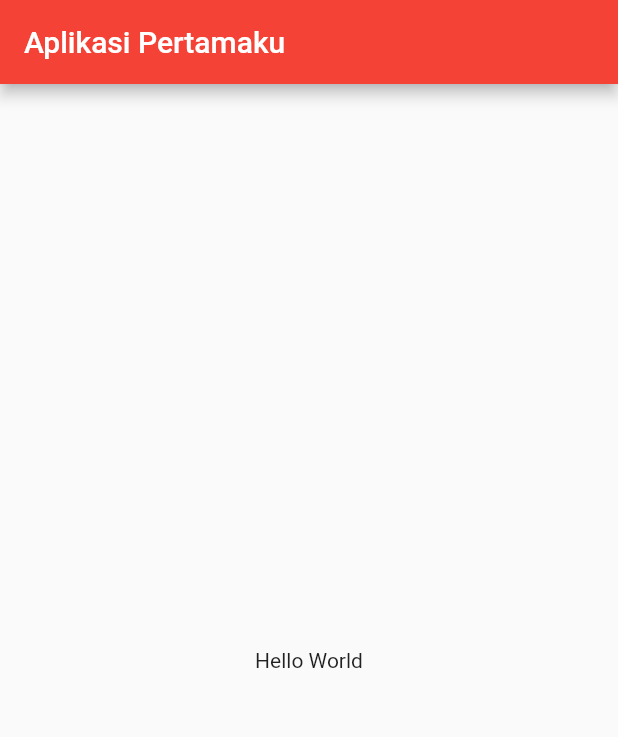
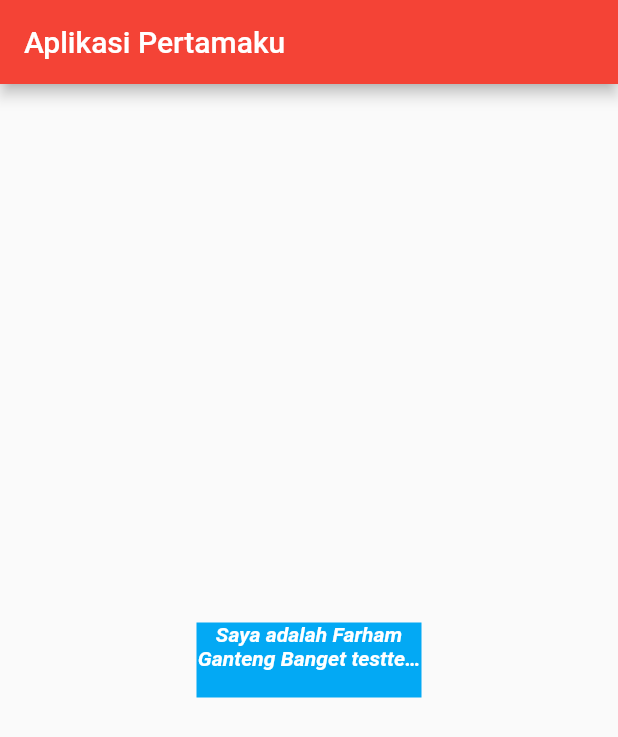
Before and after one commit to farhamapple/flutterfirst, a Flutter app: the screen it shows after launch, on a phone screen of 412 x 824 dp. Shown: the top 737 px of the screen. Run offline on Flutter 3.47's test engine with Material 2 defaults, Android fonts, the light colour scheme and no system bars.

Commit message:
Feat: Widget Container

```diff
--- a/lib/main.dart
+++ b/lib/main.dart
@@ -17,7 +17,23 @@ class MyApp extends StatelessWidget {
         appBar: AppBar(
           title: Text('Aplikasi Pertamaku'),
         ),
-        body: Center(child: Text('Hello World')),
+        body: Center(
+          child: Container(
+            color: Colors.lightBlue,
+            width: 150,
+            height: 50,
+            child: Text(
+              'Saya adalah Farham Ganteng Banget testtestestsetsetestes',
+              maxLines: 2, // Wrap TextWidget
+              overflow: TextOverflow.ellipsis, // dikasih titik-titik
+              textAlign: TextAlign.center,
+              style: TextStyle(
+                  color: Colors.white,
+                  fontStyle: FontStyle.italic,
+                  fontWeight: FontWeight.bold),
+            ),
+          ),
+        ),
       ),
     );
   }
```
